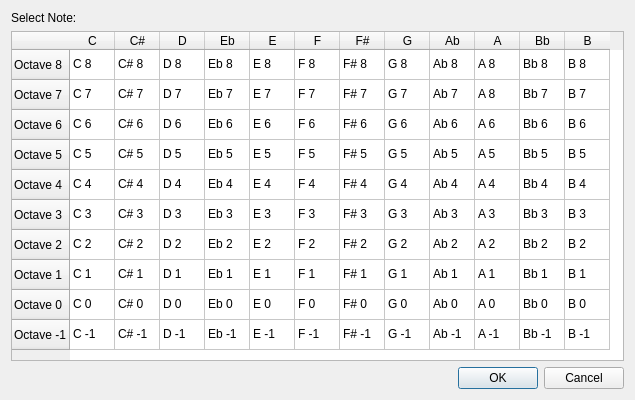
Old version of the form mscore/mscore/editpitch.ui in the repository musescore/musescore-old.
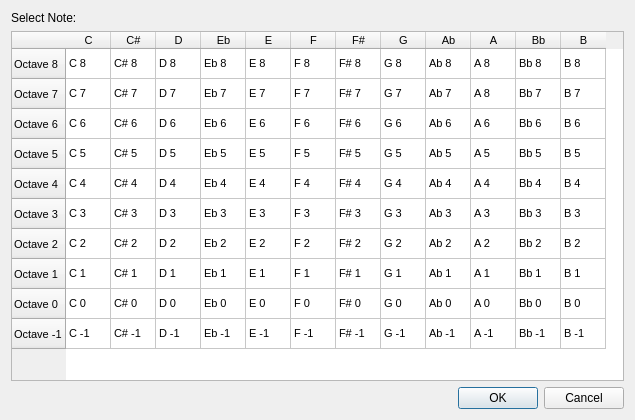
New version of the form. Icons and pictures are not drawn.

What changed in the file:
```diff
--- a/mscore/mscore/editpitch.ui
+++ b/mscore/mscore/editpitch.ui
@@ -7,7 +7,7 @@
     <x>0</x>
     <y>0</y>
     <width>635</width>
-    <height>400</height>
+    <height>420</height>
    </rect>
   </property>
   <property name="windowTitle">
@@ -23,6 +23,11 @@
    </item>
    <item>
     <widget class="QTableWidget" name="tableWidget">
+     <property name="font">
+      <font>
+       <pointsize>8</pointsize>
+      </font>
+     </property>
      <property name="editTriggers">
       <set>QAbstractItemView::DoubleClicked</set>
      </property>
```
Left out of the diff: 6 changed lines with no effect on the pictures.
